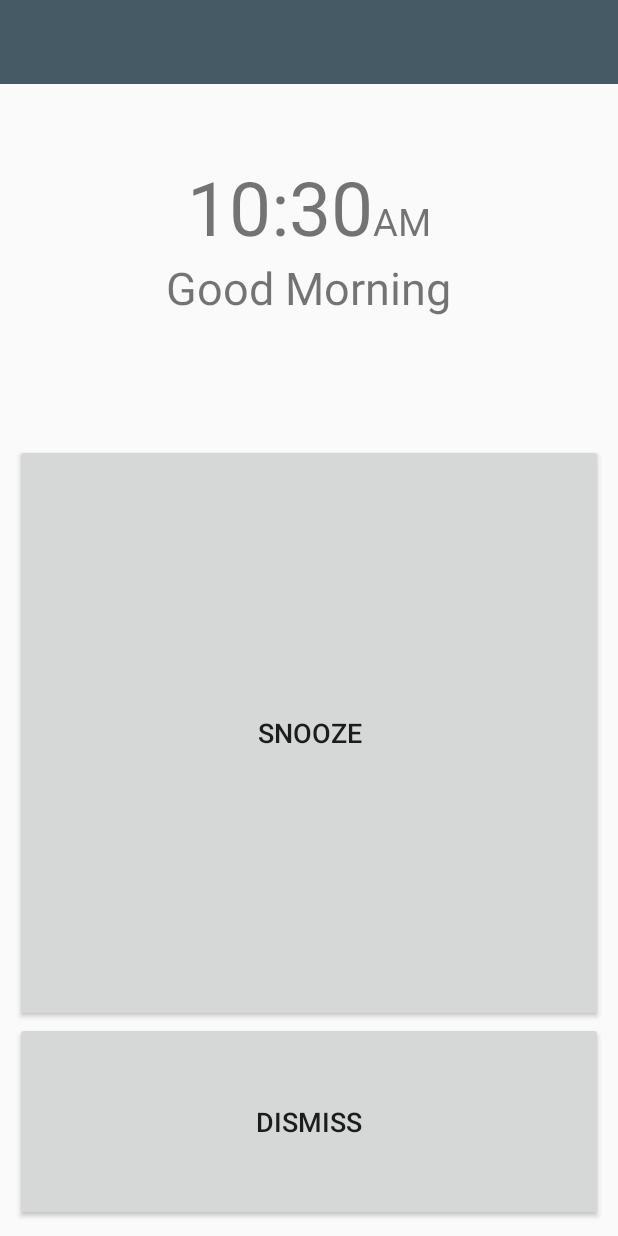
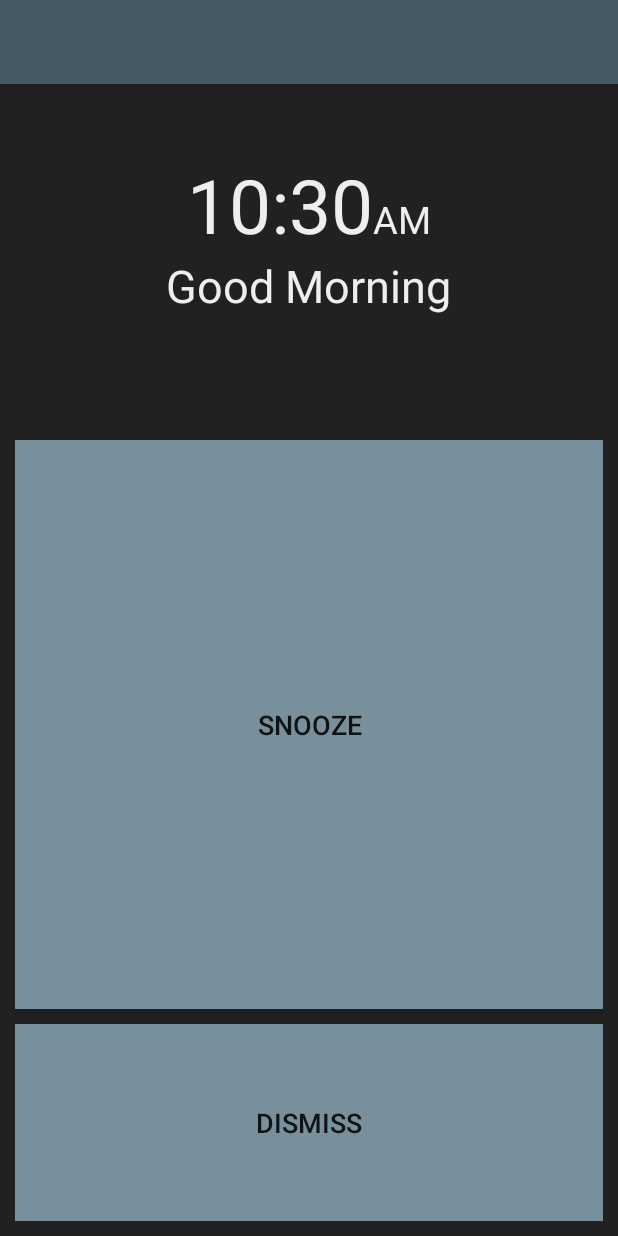
Before and after one commit to ajanthanh/AlarmBot, an Android app: the AlarmAlertActivity screen opened directly, with no data from a screen before it, on a phone screen of 412 x 824 dp. Run offline under Robolectric (Android 15) with nearby library versions, the phone set to English and light mode, and no system bars; 3 statements that could not run were skipped.

Commit message:
home page, alert activity restyling

```diff
--- a/app/src/main/res/layout/alarm_alert.xml
+++ b/app/src/main/res/layout/alarm_alert.xml
@@ -1,7 +1,8 @@
 <?xml version="1.0" encoding="utf-8"?>
 <RelativeLayout xmlns:android="http://schemas.android.com/apk/res/android"
     android:layout_height="fill_parent"
-    android:layout_width="fill_parent">
+    android:layout_width="fill_parent"
+    android:background="#212121">
 
     <LinearLayout
         android:id="@+id/custom_toolbar"
@@ -46,6 +47,7 @@
                     android:layout_width="wrap_content"
                     android:layout_height="wrap_content"
                     android:gravity="center"
+                    android:textColor="@color/primaryTextColorLight"
                     android:text="12:00"
                     android:textSize="50dp" />
 
@@ -54,6 +56,7 @@
                     android:layout_width="wrap_content"
                     android:layout_height="wrap_content"
                     android:gravity="center"
+                    android:textColor="@color/primaryTextColorLight"
                     android:text="AM"
                     android:textSize="25dp" />
 
@@ -63,6 +66,7 @@
                 android:layout_width="wrap_content"
                 android:layout_height="wrap_content"
                 android:gravity="center"
+                android:textColor="@color/primaryTextColorLight"
                 android:text="Good Morning"
                 android:textSize="30dp" />
         </LinearLayout>
@@ -71,15 +75,18 @@
             android:id="@+id/snooze"
             android:layout_width="match_parent"
             android:layout_height="wrap_content"
+            android:background="#78909C"
             android:layout_weight="4"
             android:text="Snooze"
-            android:textSize="18dp" />
+            android:textSize="18dp"
+            android:layout_marginBottom="10dp"/>
 
         <Button
             android:id="@+id/dismiss"
             android:layout_width="match_parent"
             android:layout_height="wrap_content"
             android:layout_weight="1"
+            android:background="#78909C"
             android:text="Dismiss"
             android:textSize="18dp" />
     </LinearLayout>
--- a/app/src/main/res/layout/alarm_detail.xml
+++ b/app/src/main/res/layout/alarm_detail.xml
@@ -2,7 +2,7 @@
     xmlns:tools="http://schemas.android.com/tools"
     android:id="@+id/main_layout"
     style="@style/AppTheme"
-    android:background="#212121"
+    android:background="@color/appBackground"
     android:layout_width="match_parent"
     android:layout_height="match_parent"
     tools:context=".MainActivity">
--- a/app/src/main/res/values/colors.xml
+++ b/app/src/main/res/values/colors.xml
@@ -10,12 +10,14 @@
     <color name="primaryTextColorBlueDark">#2980b9</color>
     <color name="primaryTextColorBlueKight">#3498db</color>
     <color name="header_color">#BDBDBD</color>
+    <color name="action_bar_dark">#455A64</color>
+    <color name="appBackground">#212121</color>
 
     <!--Alarm Detail Time Selector-->
 
     <color name="custom_tp_main1">@color/primaryDarkBackground</color>
     <color name="custom_tp_main2">@color/primaryDarkBackground</color>
-    <color name="custom_tp_accent">#2980b9</color>
+    <color name="custom_tp_accent">#FFAB40</color>
     <color name="custom_tp_text">#ecf0f1</color>
     <color name="custom_tp_divider">#808080</color>
 </resources>
--- a/app/src/main/res/values/styles.xml
+++ b/app/src/main/res/values/styles.xml
@@ -31,7 +31,7 @@
 
     <style name="custom_toolbar_buttons">
         <item name="android:layout_weight">1</item>
-        <item name="android:background">#455A64</item>
+        <item name="android:background">@color/action_bar_dark</item>
         <item name="android:textSize">17dp</item>
         <item name="android:textColor">#FFF</item>
     </style>
```
Also changed, not shown: app/src/main/res/layout/activity_main.xml (+9 -9 lines), app/src/main/res/layout/alarm_fragment.xml (+6 -1 lines).
